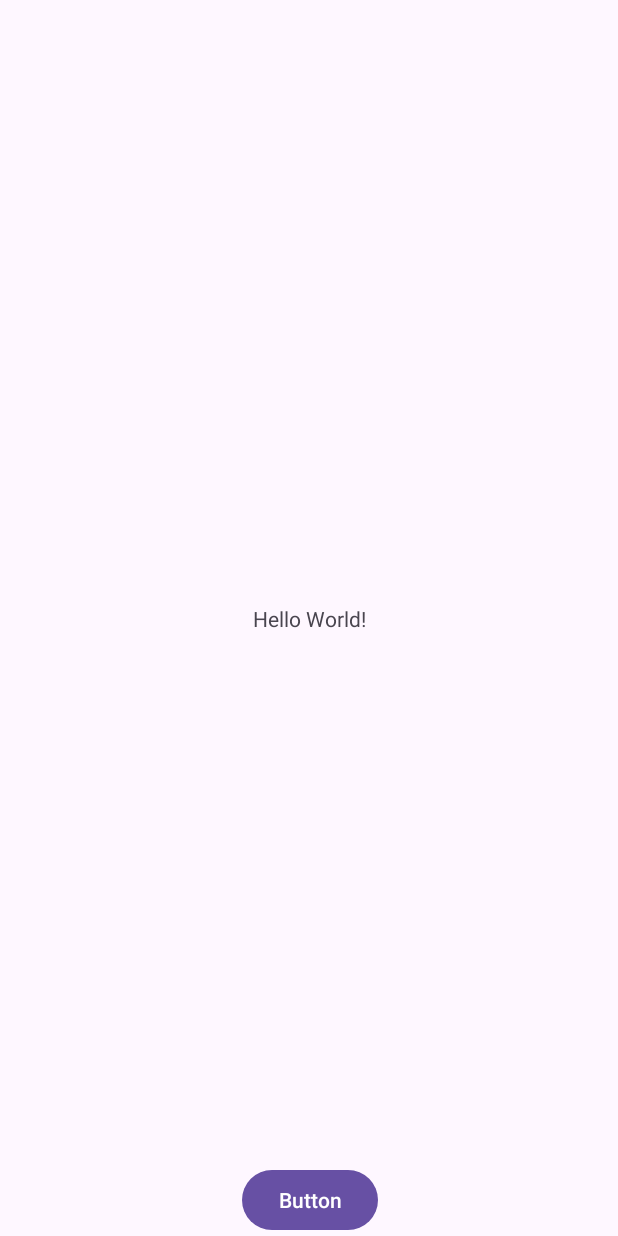
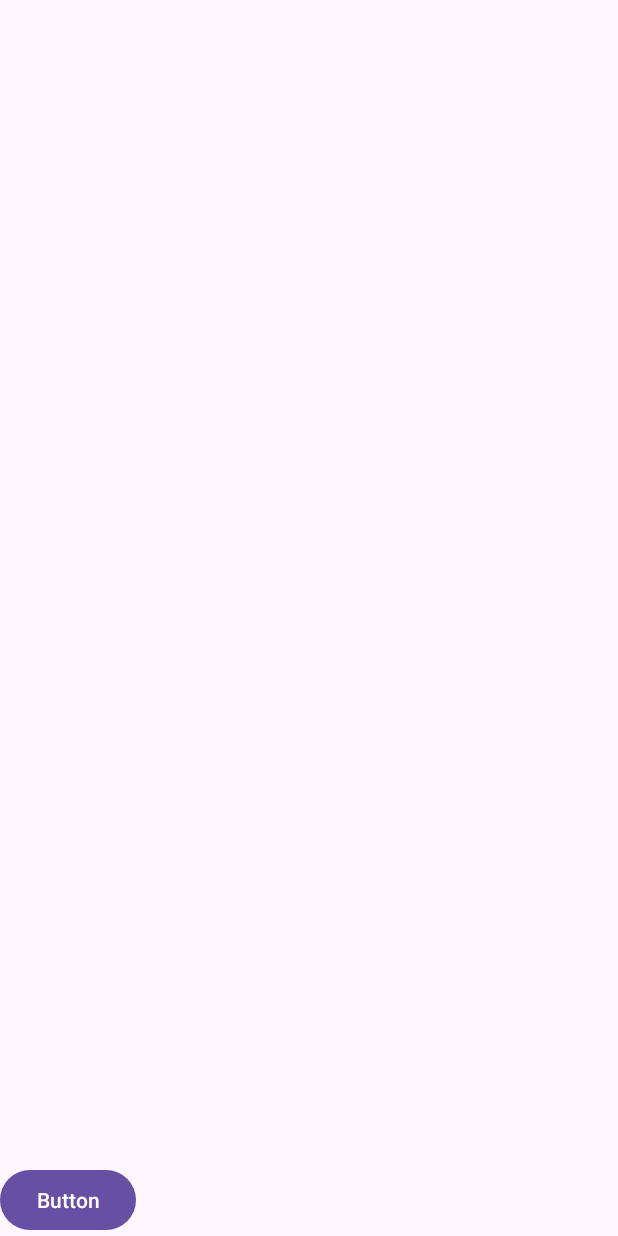
Before and after one commit to AnkushPatel001/github_test_project, an Android app: the screen it shows after launch (MainActivity), on a phone screen of 412 x 824 dp. Run offline under Robolectric (Android 15) with nearby library versions, the phone set to English and light mode, and no system bars.

Commit message:
lalit commit 2

```diff
--- a/app/src/main/res/layout/activity_main.xml
+++ b/app/src/main/res/layout/activity_main.xml
@@ -7,23 +7,12 @@
     android:layout_height="match_parent"
     tools:context=".MainActivity">
 
-    <TextView
-        android:id="@+id/textView"
-        android:layout_width="wrap_content"
-        android:layout_height="wrap_content"
-        android:text="Hello World!"
-        app:layout_constraintBottom_toBottomOf="parent"
-        app:layout_constraintEnd_toEndOf="parent"
-        app:layout_constraintStart_toStartOf="parent"
-        app:layout_constraintTop_toTopOf="parent" />
-
     <Button
         android:id="@+id/button"
         android:layout_width="wrap_content"
         android:layout_height="wrap_content"
         android:text="Button"
         app:layout_constraintBottom_toBottomOf="parent"
-        app:layout_constraintEnd_toEndOf="@+id/textView"
-        app:layout_constraintStart_toStartOf="@+id/textView" />
+        tools:layout_editor_absoluteX="161dp" />
 
 </androidx.constraintlayout.widget.ConstraintLayout>
```
